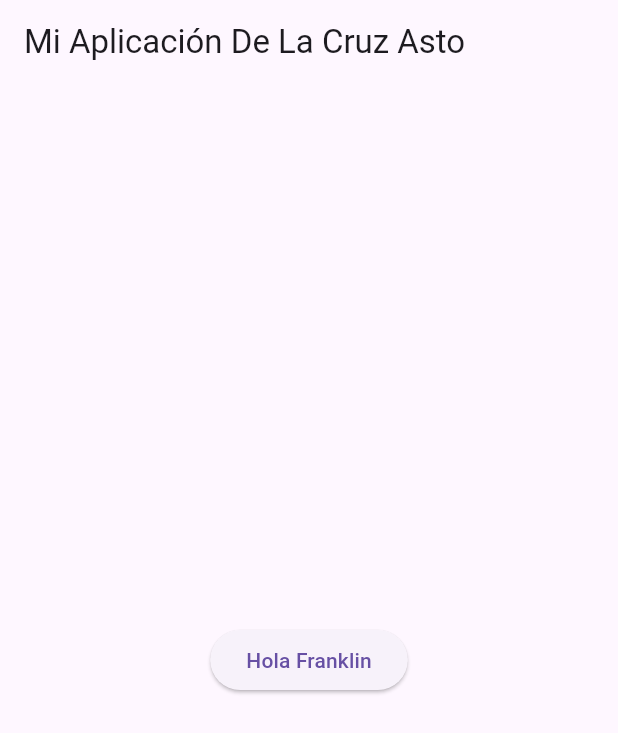
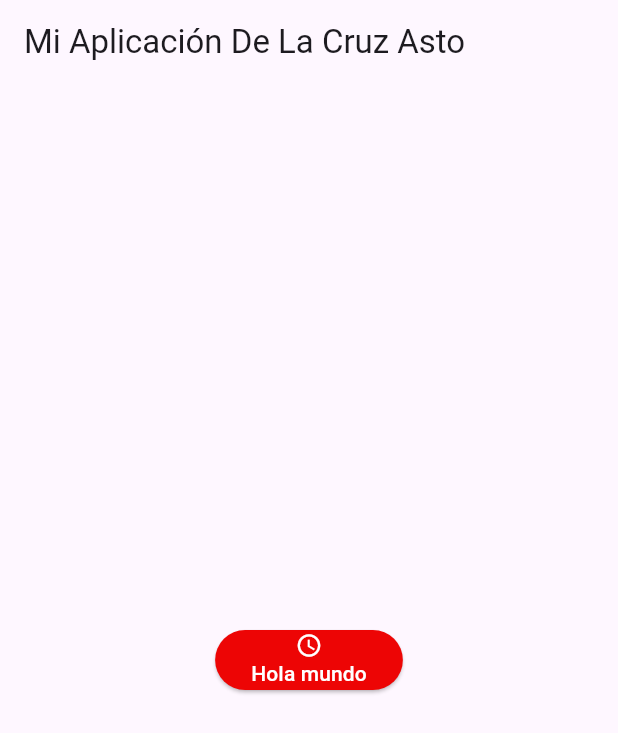
Before and after one commit to frafranklin/Flutter01, a Flutter app: the screen it shows after launch, on a phone screen of 412 x 824 dp. Shown: the top 733 px of the screen. Run offline on Flutter 3.47's test engine with Material 3 defaults, Android fonts, the light colour scheme and no system bars.

Commit message:
Botton cambiandoBAcko

```diff
--- a/lib/main.dart
+++ b/lib/main.dart
@@ -14,11 +14,25 @@ class MiAplicacion extends StatelessWidget {
         ),
         body: Center(
           child: ElevatedButton(
-              child: Text("Hola Franklin"),
-              onPressed: () {
-                var t = DateTime.now();
-                print(t);
-              }),
+            onPressed: () {
+              var t = DateTime.now();
+              print(t);
+            },
+            style: ElevatedButton.styleFrom(
+              backgroundColor: const Color.fromARGB(
+                  255, 237, 5, 5), // Cambiar el color de fondo a azul
+              foregroundColor:
+                  Colors.white, // Cambiar el color del texto a blanco
+            ),
+            child: Column(
+              mainAxisSize: MainAxisSize.min,
+              children: [
+                Icon(Icons.access_time),
+                SizedBox(width: 8),
+                Text("Hola mundo"),
+              ],
+            ),
+          ),
         ),
       ),
     );
```
